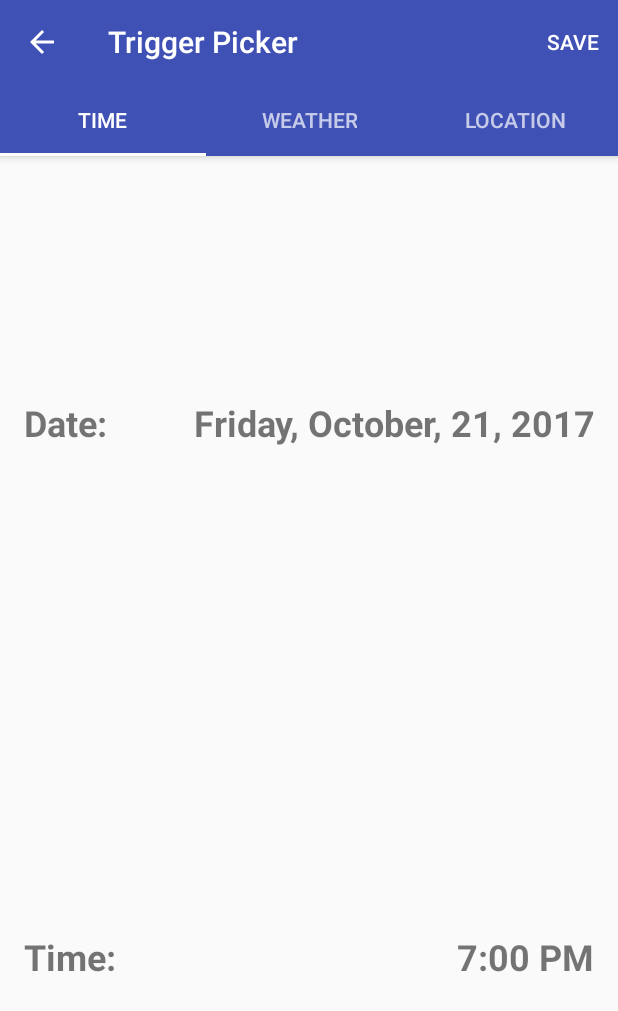
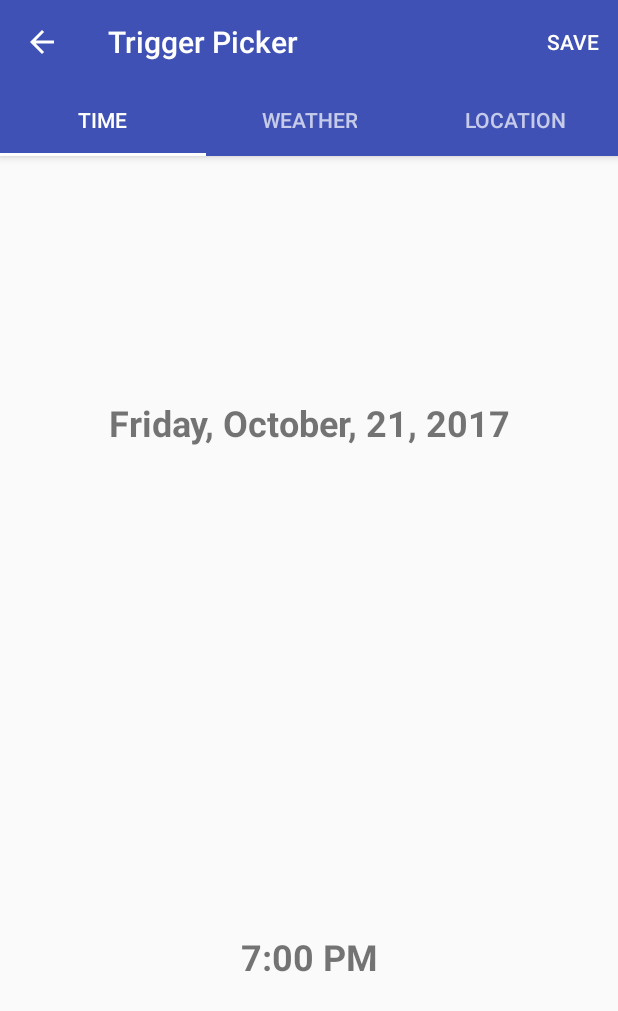
Before and after one commit to mryuezhang/NextText, an Android app: the MessageConfirmationActivity screen opened directly, with no data from a screen before it, on a phone screen of 412 x 824 dp. Shown: the top 1011 px of the screen. Run offline under Robolectric (Android 15) with nearby library versions, the phone set to English and light mode, and no system bars.

```diff
--- a/app/src/main/java/com/example/yue/nexttext/UI/MessageConfigureActivity.kt
+++ b/app/src/main/java/com/example/yue/nexttext/UI/MessageConfigureActivity.kt
@@ -67,7 +67,7 @@ class MessageConfigureActivity : AppCompatActivity() {
 
         override fun getPageTitle(position: Int): CharSequence = when(position){
             0 -> "SMS"
-            else -> "Message"
+            else -> "Email"
         }
     }
 
--- /dev/null
+++ b/app/src/main/res/drawable/date_or_time_display_background.xml
@@ -0,0 +1,12 @@
+<?xml version="1.0" encoding="utf-8"?>
+<selector xmlns:android="http://schemas.android.com/apk/res/android">
+    <item
+        android:state_pressed="true"
+        android:drawable="@color/colorSliver" />
+
+    <item
+        android:state_focused="true"
+        android:drawable="@color/colorSliver" />
+
+    <item android:drawable="@color/white" />
+</selector>
--- a/app/src/main/res/layout/fragment_time_picker_layout.xml
+++ b/app/src/main/res/layout/fragment_time_picker_layout.xml
@@ -5,22 +5,22 @@
     android:layout_width="match_parent"
     android:layout_height="match_parent">
 
-    <com.example.yue.nexttext.UI.TextViewWithPrefix
+    <TextView
         android:id="@+id/date_display"
         android:layout_width="match_parent"
         android:layout_height="wrap_content"
         android:layout_weight="1"
-        android:gravity="end|center"
+        android:background="@drawable/date_or_time_display_background"
+        android:gravity="center"
+        android:padding="8dp"
+        android:text="@string/dummy_date"
         android:textAlignment="gravity"
-        android:padding="8dp"
-        android:tag="@string/date"
-        android:text="@string/dummy_date"
         android:textSize="@dimen/larger_text_size"
-        android:textStyle="bold"/>
+        android:textStyle="bold" />
 
-    <com.example.yue.nexttext.UI.TextViewWithPrefix
-        android:tag="@string/time"
-        android:gravity="end|center"
+    <TextView
+        android:background="@drawable/date_or_time_display_background"
+        android:gravity="center"
         android:id="@+id/time_display"
         android:layout_width="match_parent"
         android:layout_height="wrap_content"
--- a/app/src/main/res/values/colors.xml
+++ b/app/src/main/res/values/colors.xml
@@ -3,5 +3,6 @@
     <color name="colorPrimary">#3F51B5</color>
     <color name="colorPrimaryDark">#303F9F</color>
     <color name="colorAccent">#FF4081</color>
-    <color name="colorSliver">#C0C0C0</color>
+    <color name="colorSliver">#EEEE</color>
+    <color name="white">#FAFAFA</color>
 </resources>
```
Also changed, not shown: app/src/main/java/com/example/yue/nexttext/Database/MessageManager.java (+12 -20 lines), app/src/main/java/com/example/yue/nexttext/UI/MainActivity.kt (+13 -11 lines), app/src/main/java/com/example/yue/nexttext/UI/MessageListAdapter.kt (+6 -5 lines).
